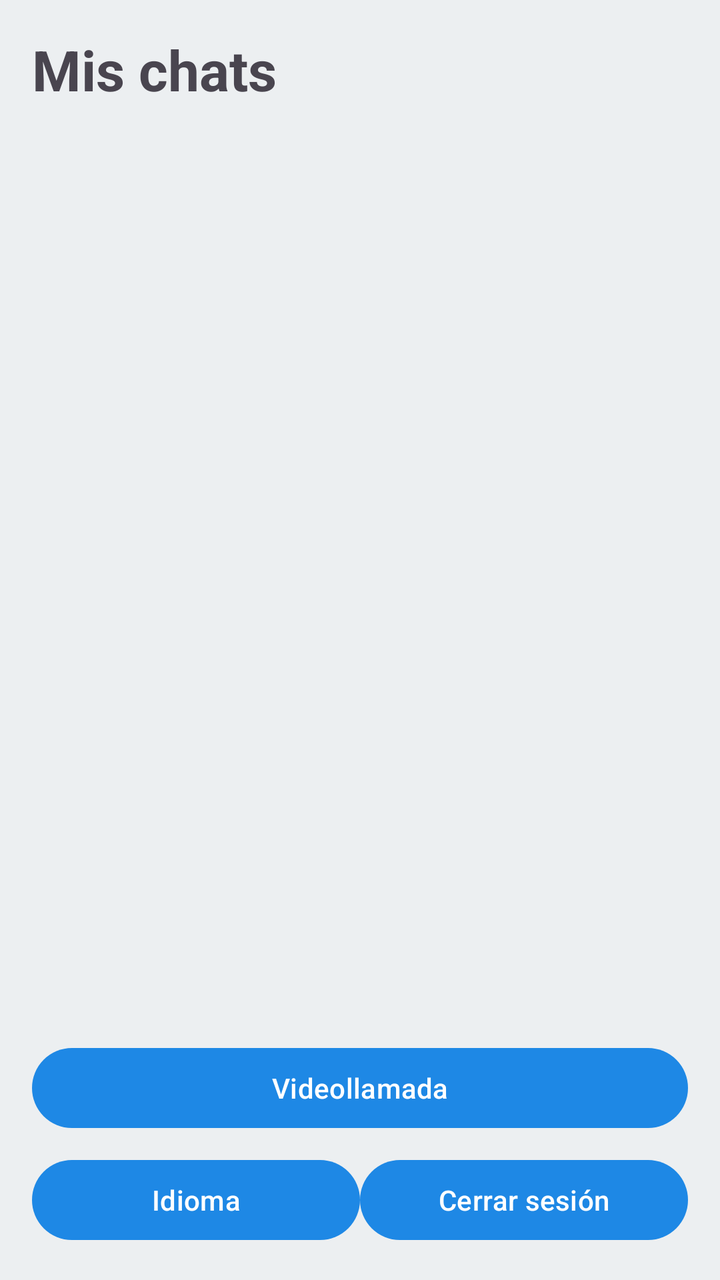
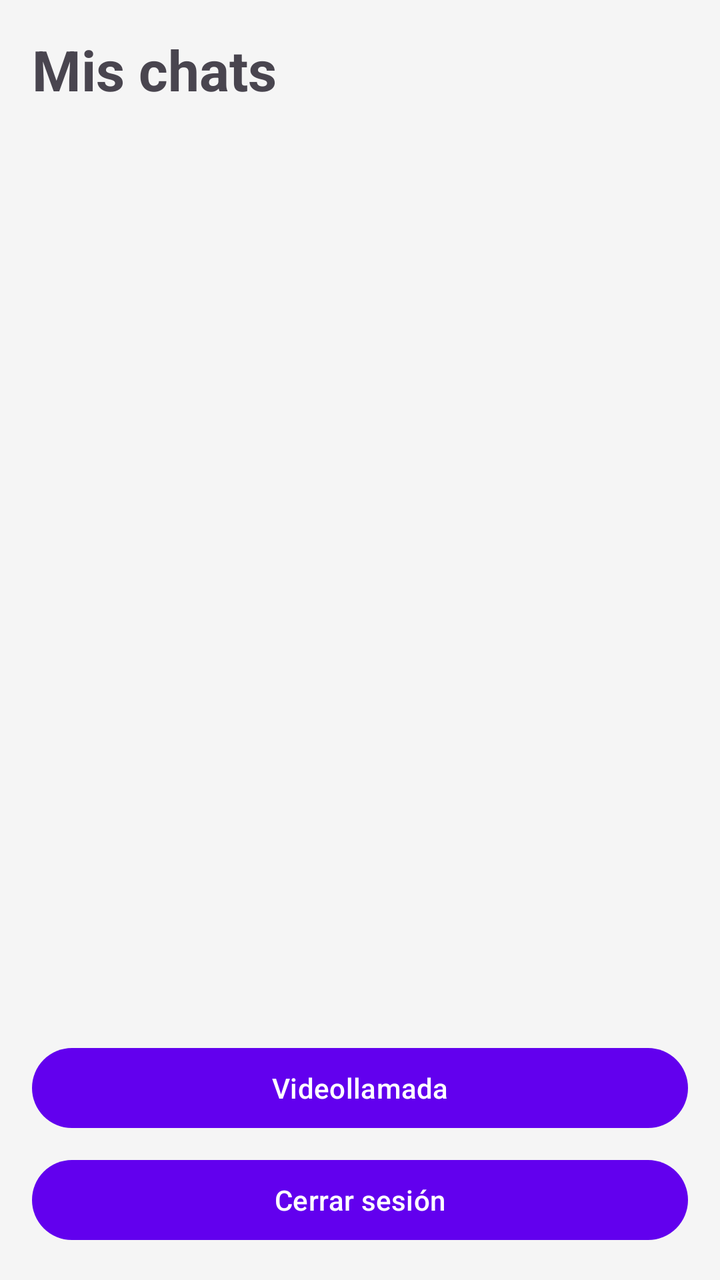

Before-and-after screenshots of an Android layout around one commit, followed by the original layout XML and the change that was made.
<!-- AndroidManifest.xml: application theme Theme.PiggeonChat -->
<!-- res/layout/activity_home.xml -->
<?xml version="1.0" encoding="utf-8"?>
<LinearLayout xmlns:android="http://schemas.android.com/apk/res/android"
    android:layout_width="match_parent"
    android:layout_height="match_parent"
    android:background="@color/screen_background"
    android:orientation="vertical"
    android:padding="16dp">

    <TextView
        android:layout_width="wrap_content"
        android:layout_height="wrap_content"
        android:text="@string/home_title"
        android:textSize="28sp"
        android:textStyle="bold" />

    
    <TextView
        android:id="@+id/tvRole"
        android:layout_width="wrap_content"
        android:layout_height="wrap_content"
        android:layout_marginTop="4dp"
        android:textSize="14sp" />

    
    <TextView
        android:id="@+id/tvAdminInfo"
        android:layout_width="wrap_content"
        android:layout_height="wrap_content"
        android:textColor="@color/piggeon_primary"
        android:visibility="gone" />

    
    <androidx.recyclerview.widget.RecyclerView
        android:id="@+id/rvConversations"
        android:layout_width="match_parent"
        android:layout_height="0dp"
        android:layout_marginTop="12dp"
        android:layout_weight="1" />

    <Button
        android:id="@+id/btnVideoCall"
        android:layout_width="match_parent"
        android:layout_height="wrap_content"
        android:text="@string/btn_video_call" />

    <LinearLayout
        android:layout_width="match_parent"
        android:layout_height="wrap_content"
        android:layout_marginTop="8dp"
        android:orientation="horizontal">

        
        <Button
            android:id="@+id/btnLanguage"
            android:layout_width="0dp"
            android:layout_height="wrap_content"
            android:layout_weight="1"
            android:text="@string/btn_language" />

        <Button
            android:id="@+id/btnLogout"
            android:layout_width="0dp"
            android:layout_height="wrap_content"
            android:layout_weight="1"
            android:text="@string/btn_logout" />

    </LinearLayout>

</LinearLayout>
<!-- resources referenced by this layout -->
<resources>
  <color name="piggeon_primary">#1E88E5</color>
  <color name="screen_background">#ECEFF1</color>
  <string name="btn_language">Idioma</string>
  <string name="btn_logout">Cerrar sesión</string>
  <string name="btn_video_call">Videollamada</string>
  <string name="home_title">Mis chats</string>
  <style name="Theme.PiggeonChat" parent="Theme.Material3.DayNight.NoActionBar">
          <item name="colorPrimary">@color/piggeon_primary</item>
      </style>
</resources>

<!-- the commit's change to res/layout/activity_home.xml (unified diff, before → after) -->
@@ -41,29 +41,14 @@
         android:id="@+id/btnVideoCall"
         android:layout_width="match_parent"
         android:layout_height="wrap_content"
+        android:layout_marginTop="8dp"
         android:text="@string/btn_video_call" />
 
-    <LinearLayout
+    <Button
+        android:id="@+id/btnLogout"
         android:layout_width="match_parent"
         android:layout_height="wrap_content"
         android:layout_marginTop="8dp"
-        android:orientation="horizontal">
-
-        
-        <Button
-            android:id="@+id/btnLanguage"
-            android:layout_width="0dp"
-            android:layout_height="wrap_content"
-            android:layout_weight="1"
-            android:text="@string/btn_language" />
-
-        <Button
-            android:id="@+id/btnLogout"
-            android:layout_width="0dp"
-            android:layout_height="wrap_content"
-            android:layout_weight="1"
-            android:text="@string/btn_logout" />
-
-    </LinearLayout>
+        android:text="@string/btn_logout" />
 
 </LinearLayout>
<!-- resource entries referenced after the edit -->
@@ -1,13 +1,26 @@
 <!-- resources referenced by this layout -->
 <resources>
-  <color name="piggeon_primary">#1E88E5</color>
-  <color name="screen_background">#ECEFF1</color>
-  <string name="btn_language">Idioma</string>
+  <color name="piggeon_primary">#6200EE</color>
+  <color name="screen_background">#F5F5F5</color>
   <string name="btn_logout">Cerrar sesión</string>
   <string name="btn_video_call">Videollamada</string>
   <string name="home_title">Mis chats</string>
   <style name="Theme.PiggeonChat" parent="Theme.Material3.DayNight.NoActionBar">
+          
           <item name="colorPrimary">@color/piggeon_primary</item>
+          <item name="colorOnPrimary">@color/white</item>
+          <item name="colorPrimaryContainer">@color/piggeon_primary_light</item>
+  
+          
+          <item name="android:windowBackground">@color/white</item>
+          <item name="colorSurface">@color/white</item>
+          <item name="colorOnSurface">@color/black</item>
+  
+          
+          <item name="android:statusBarColor">@color/piggeon_primary</item>
       </style>
+  <color name="white">#FFFFFF</color>
+  <color name="piggeon_primary_light">#BB86FC</color>
+  <color name="black">#000000</color>
 </resources>
 
